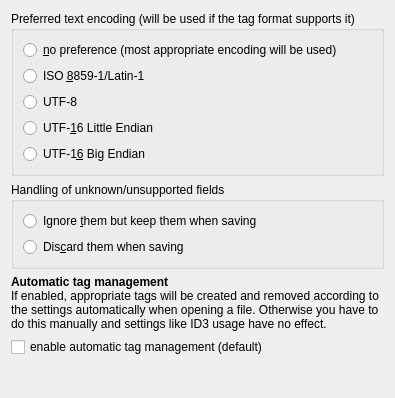
Martchus/tageditor, file gui/tagprocessinggeneraloptionpage.ui: the form before one commit.
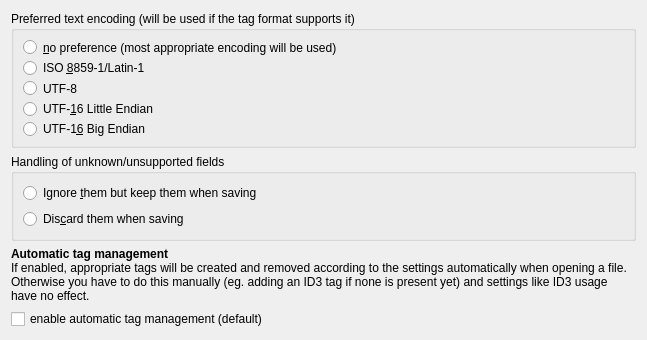
The form after the commit.

The edit to the form file:
```diff
--- a/gui/tagprocessinggeneraloptionpage.ui
+++ b/gui/tagprocessinggeneraloptionpage.ui
@@ -6,8 +6,8 @@
    <rect>
     <x>0</x>
     <y>0</y>
-    <width>361</width>
-    <height>398</height>
+    <width>647</width>
+    <height>330</height>
    </rect>
   </property>
   <property name="windowTitle">
@@ -106,7 +106,7 @@
     <widget class="QLabel" name="label">
      <property name="text">
       <string>&lt;span style=&quot;font-weight: bold;&quot;&gt;Automatic tag management&lt;/span&gt;
-&lt;br&gt;If enabled, appropriate tags will be created and removed according to the settings automatically when opening a file. Otherwise you have to do this manually and settings like ID3 usage have no effect.</string>
+&lt;br&gt;If enabled, appropriate tags will be created and removed according to the settings automatically when opening a file. Otherwise you have to do this manually (eg. adding an ID3 tag if none is present yet) and settings like ID3 usage have no effect.</string>
      </property>
      <property name="wordWrap">
       <bool>true</bool>
```
Left out of the diff: 2 changed lines with no effect on the pictures.
